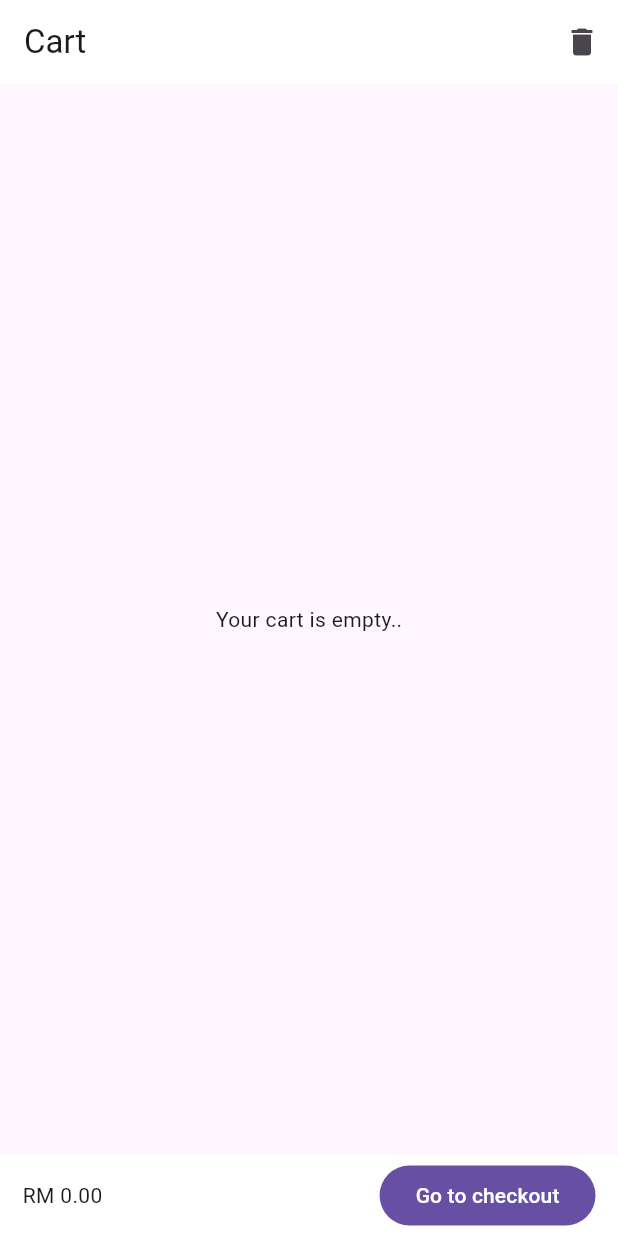
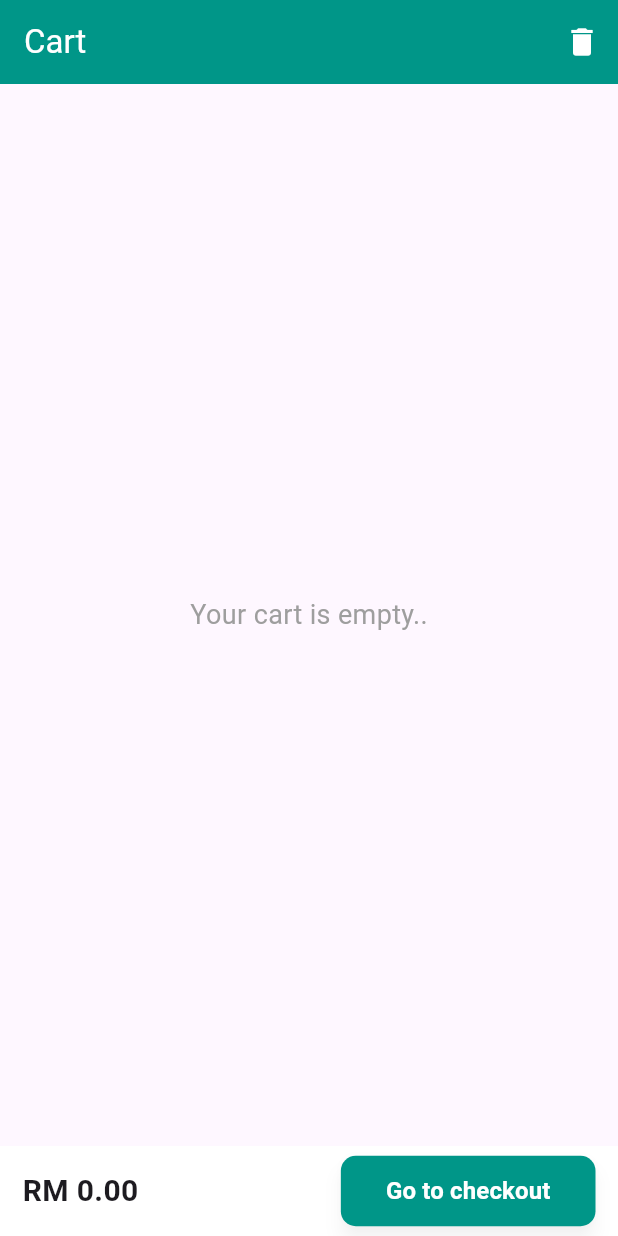
Before and after one commit to likaien996/DEMO, a Flutter app: the CartScreen screen opened directly, on a phone screen of 412 x 824 dp. Run offline on Flutter 3.47's test engine with Material 3 defaults, Android fonts, the phone set to English and light mode, and no system bars; our stand-ins replace cloud_firestore, firebase_auth, firebase_core, firebase_storage, flutter_rating_bar, image_picker and 1 more; accounts and stored records are empty.

Commit message:
Update screen_cart.dart

```diff
--- a/lib/pages/home/screen_cart.dart
+++ b/lib/pages/home/screen_cart.dart
@@ -21,15 +21,17 @@ class _CartScreenState extends State<CartScreen> {
   Widget build(BuildContext context) {
     return Scaffold(
       appBar: AppBar(
-        backgroundColor: Colors.white,
-        leading: null,
-        title: const Text("Cart"),
+        backgroundColor: Colors.teal,
+        title: const Text(
+          "Cart",
+          style: TextStyle(color: Colors.white),
+        ),
         actions: [
           IconButton(
             onPressed: () {
               _clearCartDialog(context);
             },
-            icon: const Icon(Icons.delete),
+            icon: const Icon(Icons.delete, color: Colors.white),
           )
         ],
       ),
@@ -52,17 +54,30 @@ class _CartScreenState extends State<CartScreen> {
                       itemCount: cartProvider.cartItems.length,
                     )
                   : const Center(
-                      child: Text("Your cart is empty.."),
+                      child: Text(
+                        "Your cart is empty..",
+                        style: TextStyle(
+                          color: Colors.grey,
+                          fontSize: 18,
+                        ),
+                      ),
                     ),
             ),
             Container(
               color: Colors.white,
               padding: const EdgeInsets.symmetric(horizontal: 15),
-              height: 54,
+              height: 60,
               child: Row(
+                mainAxisAlignment: MainAxisAlignment.spaceBetween,
                 children: [
-                  Expanded(child: Text(cartProvider.formatTotalPrice())),
-                  FilledButton(
+                  Text(
+                    cartProvider.formatTotalPrice(),
+                    style: const TextStyle(
+                      fontSize: 20,
+                      fontWeight: FontWeight.bold,
+                    ),
+                  ),
+                  ElevatedButton(
                     onPressed: () {
                       if (cartProvider.cartItems.isNotEmpty) {
                         Navigator.of(context)
@@ -71,10 +86,30 @@ class _CartScreenState extends State<CartScreen> {
                         }));
                       }
                     },
-                      child: const Text("Go to checkout"))
+                    style: ElevatedButton.styleFrom(
+                      padding: const EdgeInsets.symmetric(
+                        vertical: 12,
+                        horizontal: 30,
+                      ),
+                      backgroundColor: Colors.teal,
+                      shape: RoundedRectangleBorder(
+                        borderRadius: BorderRadius.circular(10),
+                      ),
+                      shadowColor: Colors.black26,
+                      elevation: 5,
+                    ),
+                    child: const Text(
+                      "Go to checkout",
+                      style: TextStyle(
+                        fontSize: 16,
+                        color: Colors.white,
+                        fontWeight: FontWeight.bold,
+                      ),
+                    ),
+                  ),
                 ],
               ),
-            )
+            ),
           ],
         );
       }),
@@ -119,10 +154,17 @@ class MyCartTile extends StatelessWidget {
   Widget build(BuildContext context) {
     return Consumer<CartProvider>(builder: (context, provider, child) {
       return Container(
-        padding: const EdgeInsets.all(10),
+        padding: const EdgeInsets.all(12),
         decoration: BoxDecoration(
           color: Colors.white,
-          borderRadius: BorderRadius.circular(8),
+          borderRadius: BorderRadius.circular(12),
+          boxShadow: const [
+            BoxShadow(
+              color: Colors.black12,
+              blurRadius: 5,
+              offset: Offset(0, 5),
+            ),
+          ],
         ),
         child: Column(
           children: [
@@ -133,17 +175,17 @@ class MyCartTile extends StatelessWidget {
                 ClipRRect(
                   borderRadius: BorderRadius.circular(8),
                   child: SizedBox(
-                    width: 100,
-                    height: 100,
+                      width: 80,
+                      height: 80,
                       child: MyImgWidget(
                         url: cartItem.food.imagePath,
+                      )),
                 ),
-                  ),
-                ),
-                const SizedBox(width: 10),
 
+                const SizedBox(width: 15),
                 // food name and price
-                Column(
+                Expanded(
+                  child: Column(
                     crossAxisAlignment: CrossAxisAlignment.start,
                     children: [
                       // food name
@@ -151,17 +193,20 @@ class MyCartTile extends StatelessWidget {
                         cartItem.food.name,
                         style: const TextStyle(
                           color: Colors.black,
-                        fontWeight: FontWeight.w500,
-                        fontSize: 17,
+                          fontWeight: FontWeight.w600,
+                          fontSize: 18,
                         ),
                       ),
+                      const SizedBox(height: 5),
                       // food price
                       Text(
-                      'RM${cartItem.food.price}',
+                        'RM${cartItem.food.price.toStringAsFixed(2)}',
+                        style: const TextStyle(
+                          color: Colors.teal,
+                          fontSize: 16,
                         ),
-
+                      ),
                       const SizedBox(height: 10),
-
                       // increment or decrement quantity
                       QuantitySelector(
                         quantity: cartItem.quantity,
@@ -172,44 +217,37 @@ class MyCartTile extends StatelessWidget {
                         onDecrement: () {
                           provider.onIncrementOrDecrement(cartItem, false);
                         },
-                    )
-                  ],
                       ),
                     ],
                   ),
+                ),
+              ],
+            ),
+            const SizedBox(height: 10),
+            if (cartItem.selectedAddons.isNotEmpty)
               SizedBox(
-              height: cartItem.selectedAddons.isEmpty ? 0 : 64,
+                height: 40,
                 child: ListView.separated(
                   scrollDirection: Axis.horizontal,
                   padding: EdgeInsets.zero,
                   itemBuilder: (BuildContext context, int index) {
                     var addon = cartItem.selectedAddons[index];
                     return Container(
-                    margin: const EdgeInsets.only(top: 16),
                       padding: const EdgeInsets.symmetric(horizontal: 12),
-                    height: 48,
                       decoration: BoxDecoration(
-                      borderRadius: BorderRadius.circular(24),
-                      color: Theme.of(context).primaryColor,
+                        borderRadius: BorderRadius.circular(20),
+                        color: Colors.teal,
                       ),
-                    child: Row(
-                      children: [
-                        Text(
-                          addon.name,
+                      child: Center(
+                        child: Text(
+                          '${addon.name} (RM${addon.price.toStringAsFixed(2)})',
                           style: const TextStyle(color: Colors.white),
                         ),
-                        Text(
-                          ' (RM${addon.price})',
-                          style: const TextStyle(color: Colors.white),
-                        ),
-                      ],
                       ),
                     );
                   },
                   separatorBuilder: (BuildContext context, int index) {
-                  return const SizedBox(
-                    width: 10,
-                  );
+                    return const SizedBox(width: 10);
                   },
                   itemCount: cartItem.selectedAddons.length,
                 ),
@@ -227,20 +265,22 @@ class QuantitySelector extends StatelessWidget {
   final VoidCallback onIncrement;
   final VoidCallback onDecrement;
 
-  const QuantitySelector(
-      {super.key,
+  const QuantitySelector({
+    super.key,
     required this.quantity,
     required this.food,
     required this.onIncrement,
-      required this.onDecrement});
+    required this.onDecrement,
+  });
 
   @override
   Widget build(BuildContext context) {
     return Container(
       decoration: BoxDecoration(
         borderRadius: BorderRadius.circular(50),
+        color: Colors.grey.shade200,
       ),
-      padding: const EdgeInsets.all(8),
+      padding: const EdgeInsets.symmetric(vertical: 4, horizontal: 8),
       child: Row(
         mainAxisSize: MainAxisSize.min,
         children: [
@@ -259,6 +299,9 @@ class QuantitySelector extends StatelessWidget {
               child: Center(
                 child: Text(
                   quantity.toString(),
+                  style: const TextStyle(
+                    fontSize: 16,
+                  ),
                 ),
               ),
             ),
```
Lines whose indentation alone changed are shown as unchanged.
